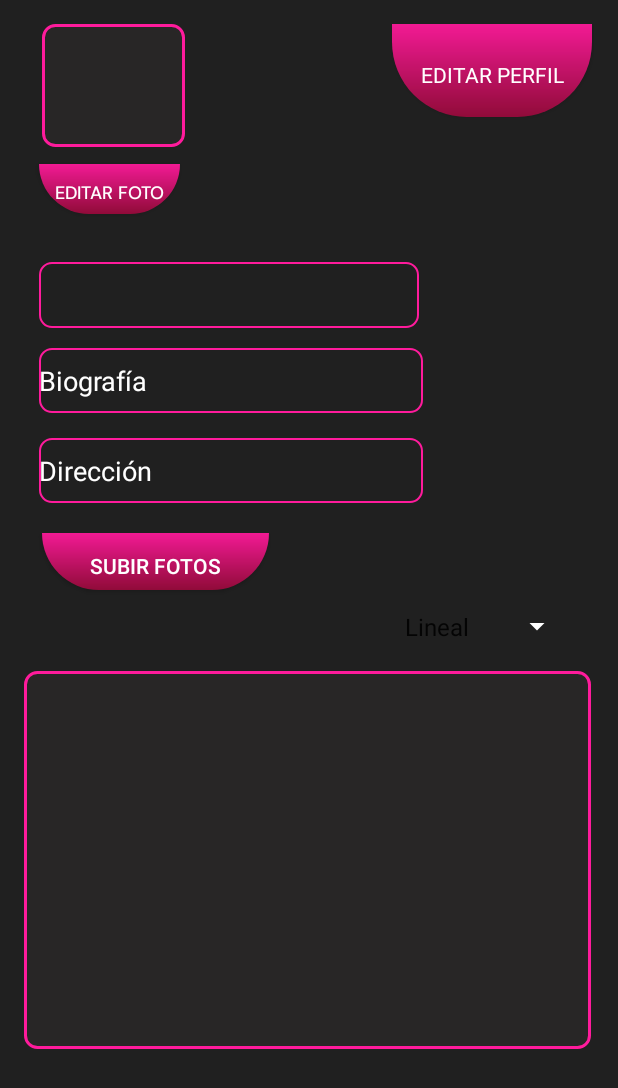
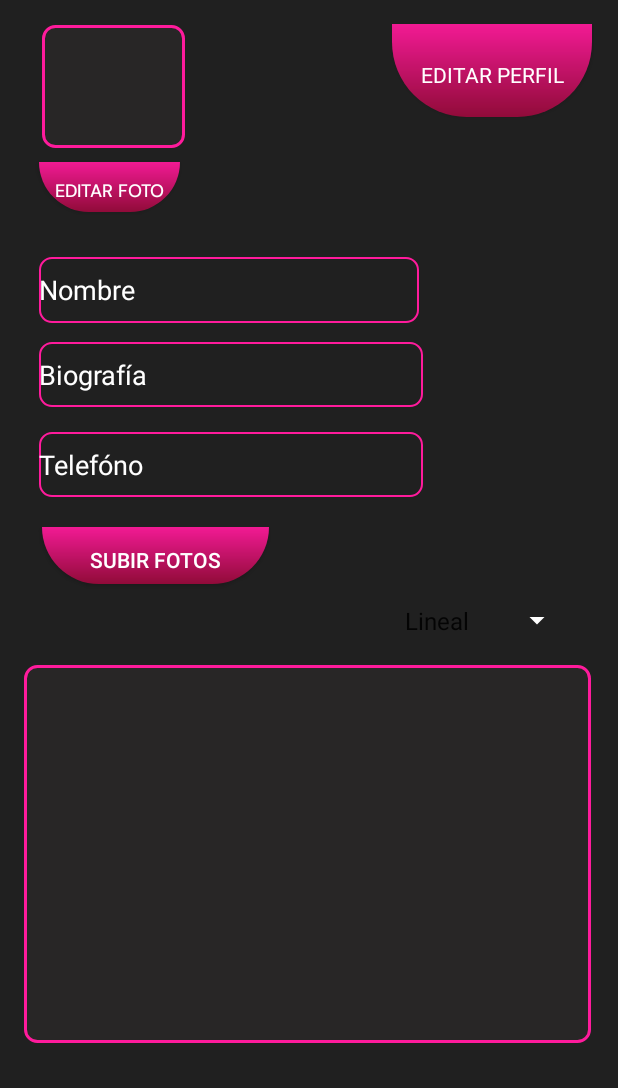
Before and after one commit to ikerlobop/Newinked, an Android app: the PerfilTatuador screen opened directly, with no data from a screen before it, on a phone screen of 412 x 824 dp. Shown: the top 1088 px of the screen. Run offline under Robolectric (Android 15) with nearby library versions, the light colour scheme and no system bars; our stand-ins replace Firebase (no records; nobody signed in at launch, a user with empty details on screens opened directly); Roboto replaces fonts that are not available here.

Commit message:
Añadimos teléfono.
Alba, Rocío y yo añadimos teléfono

```diff
--- a/app/src/main/java/com/example/newinked/EnviarMensaje.java
+++ b/app/src/main/java/com/example/newinked/EnviarMensaje.java
@@ -40,7 +40,7 @@
         String tatuadorNombre = getIntent().getStringExtra("nombre");
         String tatuadoUbicacion = getIntent().getStringExtra("ubicacion");
         String tatuadorEmail = getIntent().getStringExtra("email");
-        String tatuadorCalle = getIntent().getStringExtra("calle");
+        String tatuadorTelefono = getIntent().getStringExtra("telefono");
 
         // Enlazar el TextView del destinatario
         TextView recipientNameTextView = findViewById(R.id.textViewRecipientName);
--- a/app/src/main/java/com/example/newinked/PerfilTatuador.java
+++ b/app/src/main/java/com/example/newinked/PerfilTatuador.java
@@ -32,6 +32,8 @@
 
     private EditText nombreEditText;
     private EditText bioEditText;
+
+    private EditText telefonoEditText;
     private Button saveButton;
     private GridView gridView;
 
@@ -49,6 +51,7 @@
         FirebaseUser user = mAuth.getCurrentUser();
 
         // Crear la consulta para buscar el tatuador por email
+        assert user != null;
         Query query = mDatabase.child("tatuadores").orderByChild("email").equalTo(user.getEmail());
 
         query.addListenerForSingleValueEvent(new ValueEventListener() {
@@ -60,20 +63,28 @@
                         // Obtener referencias a los campos de nombre y bio
                         nombreEditText = findViewById(R.id.user_name_label);
                         bioEditText = findViewById(R.id.user_bio_label);
+                        telefonoEditText = findViewById(R.id.userTelefono);
 
                         // Obtener los valores actuales de nombre y bio del tatuador
                         String nombre = dataSnapshot.child("nombre").getValue(String.class);
                         String bio = dataSnapshot.child("bio").getValue(String.class);
+                        String telefono = dataSnapshot.child("telefono").getValue(String.class);
+
+
+
+
 
                         // Establecer los valores actuales en los EditText
                         nombreEditText.setText(nombre);
                         bioEditText.setText(bio);
+                        telefonoEditText.setText(telefono);
 
                         // Manejar el clic del botón "Guardar"
                         saveButton = findViewById(R.id.edit_profile_button);
                         saveButton.setOnClickListener(v -> {
                             String nuevoNombre = nombreEditText.getText().toString().trim();
                             String nuevaBio = bioEditText.getText().toString().trim();
+                            String nuevoTelefono = telefonoEditText.getText().toString().trim();
 
                             // Validar que se haya ingresado un nombre
                             if (TextUtils.isEmpty(nuevoNombre)) {
@@ -84,6 +95,7 @@
                             // Guardar los cambios en la base de datos
                             dataSnapshot.getRef().child("nombre").setValue(nuevoNombre);
                             dataSnapshot.getRef().child("bio").setValue(nuevaBio);
+                            dataSnapshot.getRef().child("telefono").setValue(nuevoTelefono);
 
                             Toast.makeText(PerfilTatuador.this, "Perfil actualizado", Toast.LENGTH_SHORT).show();
                         });
@@ -117,6 +129,7 @@
     private void setupGalleryGridView() {
         // Obtener la referencia del tatuador actual
         FirebaseUser user = FirebaseAuth.getInstance().getCurrentUser();
+        assert user != null;
         String email = user.getEmail();
 
         DatabaseReference usuarioRef = mDatabase.child("tatuadores");
@@ -175,6 +188,7 @@
 
             // Obtener el email del usuario actual
             FirebaseUser user = FirebaseAuth.getInstance().getCurrentUser();
+            assert user != null;
             String email = user.getEmail();
 
             // Consultar la referencia del tatuador basado en el email
@@ -183,7 +197,8 @@
             query.addListenerForSingleValueEvent(new ValueEventListener() {
                 @Override
                 public void onDataChange(@NonNull DataSnapshot dataSnapshot) {
-                    if (dataSnapshot.exists()) {
+                    if (dataSnapshot.exists() && dataSnapshot.getChildren().iterator().hasNext()) {
+
                         // Obtener la referencia al tatuador encontrado
                         DataSnapshot tatuadorSnapshot = dataSnapshot.getChildren().iterator().next();
                         DatabaseReference tatuadorRef = tatuadorSnapshot.getRef();
--- a/app/src/main/res/layout/activity_perfil_tatuador.xml
+++ b/app/src/main/res/layout/activity_perfil_tatuador.xml
@@ -33,6 +33,7 @@
             android:layout_width="253dp"
             android:layout_height="44dp"
             android:autofillHints=""
+            android:hint="Nombre"
             android:background="@drawable/about_container_background"
             android:textColor="@color/button_default_color"
             android:textColorHint="@color/button_default_color"
@@ -44,14 +45,14 @@
             app:layout_constraintVertical_bias="0.924"/>
 
         <EditText
-            android:id="@+id/user_street"
+            android:id="@+id/userTelefono"
+            android:hint="Telefóno"
             android:layout_width="256dp"
             android:layout_height="43dp"
             android:layout_marginBottom="20dp"
             android:background="@drawable/about_container_background"
             android:fontFamily="@font/roboto_medium"
             android:importantForAutofill="no"
-            android:text="@string/user_street"
             android:textColor="@color/button_default_color"
             android:textColorHint="@color/button_default_color"
             app:layout_constraintBottom_toTopOf="@+id/gridbutton"
@@ -67,7 +68,7 @@
             android:autofillHints=""
             android:background="@drawable/about_container_background"
             android:fontFamily="@font/roboto_medium"
-            android:text="@string/user_bio_label"
+            android:hint="Biografía"
             android:textColor="@color/button_default_color"
             android:textColorHint="@color/button_default_color"
             app:layout_constraintBottom_toTopOf="@+id/user_street"
```
